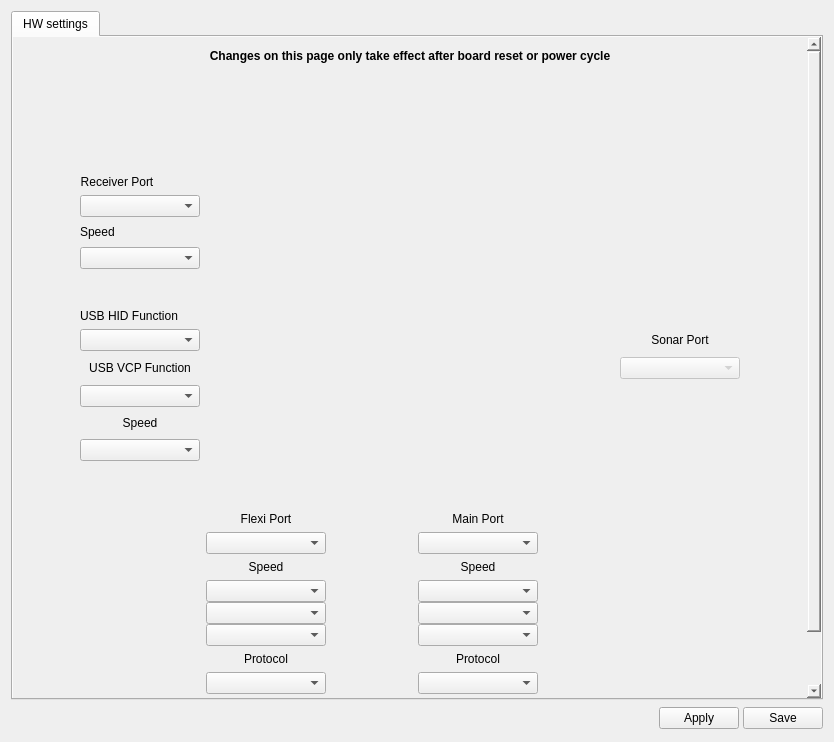
This is ground/openpilotgcs/src/plugins/config/configrevohwwidget.ui in librepilot/LibrePilot as Qt 5 draws it before an edit. The edited form follows.
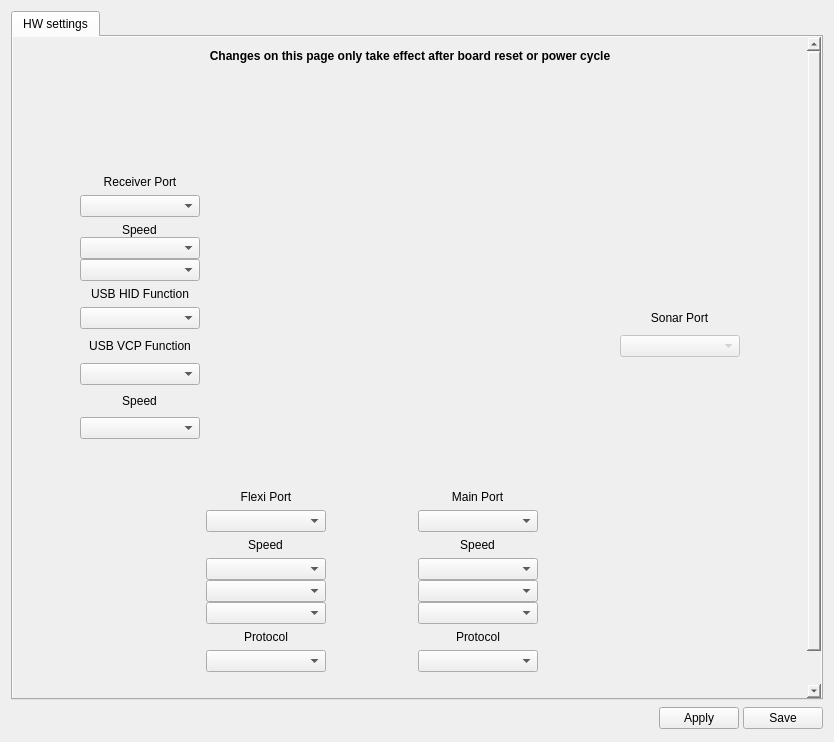
This is the edited form. Icons and pictures are not drawn.

Commit message:
REVONANO: Added limit for ComBridge on Nano receiver port.
Fixed Revo Hw config page to handle ComBridge on Receiver port
correctly.
Changed some alignments in GUI.

The edit to the form file:
```diff
--- a/ground/openpilotgcs/src/plugins/config/configrevohwwidget.ui
+++ b/ground/openpilotgcs/src/plugins/config/configrevohwwidget.ui
@@ -121,9 +121,9 @@
           <property name="geometry">
            <rect>
             <x>0</x>
-            <y>-87</y>
-            <width>789</width>
-            <height>847</height>
+            <y>-148</y>
+            <width>796</width>
+            <height>804</height>
            </rect>
           </property>
           <layout class="QGridLayout" name="gridLayout_3">
@@ -232,130 +232,8 @@
             </spacer>
            </item>
            <item row="2" column="2">
-            <layout class="QGridLayout" name="gridLayout" rowstretch="0,0,0,0,0,0,0,0,0,0,0,0,0,0,0,0,0,0,0,0,0,0,0,0,0,0">
-             <item row="22" column="1">
-              <widget class="QLabel" name="lbFlexiGPSProtocol">
-               <property name="text">
-                <string>Protocol</string>
-               </property>
-               <property name="textFormat">
-                <enum>Qt::PlainText</enum>
-               </property>
-               <property name="alignment">
-                <set>Qt::AlignCenter</set>
-               </property>
-              </widget>
-             </item>
-             <item row="24" column="3">
-              <widget class="QComboBox" name="cbMainGPSProtocol"/>
-             </item>
-             <item row="24" column="1">
-              <widget class="QComboBox" name="cbFlexiGPSProtocol"/>
-             </item>
-             <item row="25" column="2">
-              <spacer name="horizontalSpacer_10">
-               <property name="orientation">
-                <enum>Qt::Horizontal</enum>
-               </property>
-               <property name="sizeHint" stdset="0">
-                <size>
-                 <width>80</width>
-                 <height>10</height>
-                </size>
-               </property>
-              </spacer>
-             </item>
-             <item row="20" column="3">
-              <widget class="QLabel" name="lblMainSpeed">
-               <property name="text">
-                <string>Speed</string>
-               </property>
-               <property name="alignment">
-                <set>Qt::AlignBottom|Qt::AlignHCenter</set>
-               </property>
-              </widget>
-             </item>
-             <item row="14" column="5">
-              <spacer name="verticalSpacer_7">
-               <property name="orientation">
-                <enum>Qt::Vertical</enum>
-               </property>
-               <property name="sizeType">
-                <enum>QSizePolicy::Fixed</enum>
-               </property>
-               <property name="sizeHint" stdset="0">
-                <size>
-                 <width>20</width>
-                 <height>20</height>
-                </size>
-               </property>
-              </spacer>
-             </item>
-             <item row="17" column="5">
-              <spacer name="verticalSpacer_9">
-               <property name="orientation">
-                <enum>Qt::Vertical</enum>
-               </property>
-               <property name="sizeType">
-                <enum>QSizePolicy::Fixed</enum>
-               </property>
-               <property name="sizeHint" stdset="0">
-                <size>
-                 <width>20</width>
-                 <height>13</height>
-                </size>
-               </property>
-              </spacer>
-             </item>
-             <item row="15" column="5">
-              <spacer name="verticalSpacer_5">
-               <property name="orientation">
-                <enum>Qt::Vertical</enum>
-               </property>
-               <property name="sizeType">
-                <enum>QSizePolicy::Fixed</enum>
-               </property>
-               <property name="sizeHint" stdset="0">
-                <size>
-                 <width>20</width>
-                 <height>13</height>
-                </size>
-               </property>
-              </spacer>
-             </item>
-             <item row="25" column="3">
-              <spacer name="horizontalSpacer_9">
-               <property name="orientation">
-                <enum>Qt::Horizontal</enum>
-               </property>
-               <property name="sizeType">
-                <enum>QSizePolicy::Minimum</enum>
-               </property>
-               <property name="sizeHint" stdset="0">
-                <size>
-                 <width>120</width>
-                 <height>10</height>
-                </size>
-               </property>
-              </spacer>
-             </item>
-             <item row="13" column="5">
-              <spacer name="verticalSpacer_8">
-               <property name="orientation">
-                <enum>Qt::Vertical</enum>
-               </property>
-               <property name="sizeType">
-                <enum>QSizePolicy::Fixed</enum>
-               </property>
-               <property name="sizeHint" stdset="0">
-                <size>
-                 <width>20</width>
-                 <height>13</height>
-                </size>
-               </property>
-              </spacer>
-             </item>
-             <item row="21" column="3">
+            <layout class="QGridLayout" name="gridLayout" rowstretch="0,0,0,0,0,0,0,0,0,0,0,0,0,0,0,0,0,0,0">
+             <item row="15" column="3">
               <layout class="QVBoxLayout" name="verticalLayout_6">
                <property name="spacing">
                 <number>0</number>
@@ -375,10 +253,10 @@
                </item>
               </layout>
              </item>
-             <item row="3" column="0">
+             <item row="2" column="0">
               <widget class="QComboBox" name="cbRcvr"/>
              </item>
-             <item row="1" column="0">
+             <item row="0" column="0">
               <spacer name="verticalSpacer_4">
                <property name="orientation">
                 <enum>Qt::Vertical</enum>
@@ -394,7 +272,65 @@
                </property>
               </spacer>
              </item>
-             <item row="18" column="0">
+             <item row="14" column="3" alignment="Qt::AlignHCenter">
+              <widget class="QLabel" name="lblMainSpeed">
+               <property name="text">
+                <string>Speed</string>
+               </property>
+               <property name="alignment">
+                <set>Qt::AlignBottom|Qt::AlignHCenter</set>
+               </property>
+              </widget>
+             </item>
+             <item row="8" column="5">
+              <spacer name="verticalSpacer_7">
+               <property name="orientation">
+                <enum>Qt::Vertical</enum>
+               </property>
+               <property name="sizeType">
+                <enum>QSizePolicy::Fixed</enum>
+               </property>
+               <property name="sizeHint" stdset="0">
+                <size>
+                 <width>20</width>
+                 <height>20</height>
+                </size>
+               </property>
+              </spacer>
+             </item>
+             <item row="11" column="5">
+              <spacer name="verticalSpacer_9">
+               <property name="orientation">
+                <enum>Qt::Vertical</enum>
+               </property>
+               <property name="sizeType">
+                <enum>QSizePolicy::Fixed</enum>
+               </property>
+               <property name="sizeHint" stdset="0">
+                <size>
+                 <width>20</width>
+                 <height>13</height>
+                </size>
+               </property>
+              </spacer>
+             </item>
+             <item row="17" column="1">
+              <widget class="QComboBox" name="cbFlexiGPSProtocol"/>
+             </item>
+             <item row="18" column="2">
+              <spacer name="horizontalSpacer_10">
+               <property name="orientation">
+                <enum>Qt::Horizontal</enum>
+               </property>
+               <property name="sizeHint" stdset="0">
+                <size>
+                 <width>80</width>
+                 <height>10</height>
+                </size>
+               </property>
+              </spacer>
+             </item>
+             <item row="12" column="0">
               <spacer name="horizontalSpacer_3">
                <property name="orientation">
                 <enum>Qt::Horizontal</enum>
@@ -410,7 +346,7 @@
                </property>
               </spacer>
              </item>
-             <item row="2" column="0">
+             <item row="1" column="0" alignment="Qt::AlignHCenter">
               <widget class="QLabel" name="label_7">
                <property name="sizePolicy">
                 <sizepolicy hsizetype="Fixed" vsizetype="Fixed">
@@ -426,7 +362,10 @@
                </property>
               </widget>
              </item>
-             <item row="11" column="5">
+             <item row="13" column="3">
+              <widget class="QComboBox" name="cbMain"/>
+             </item>
+             <item row="5" column="5" alignment="Qt::AlignHCenter">
               <widget class="QLabel" name="label_9">
                <property name="sizePolicy">
                 <sizepolicy hsizetype="Preferred" vsizetype="Fixed">
@@ -442,7 +381,7 @@
                </property>
               </widget>
              </item>
-             <item row="20" column="1">
+             <item row="14" column="1" alignment="Qt::AlignHCenter">
               <widget class="QLabel" name="lblFlexiSpeed">
                <property name="text">
                 <string>Speed</string>
@@ -452,33 +391,97 @@
                </property>
               </widget>
              </item>
-             <item row="18" column="5">
-              <spacer name="horizontalSpacer_6">
-               <property name="orientation">
-                <enum>Qt::Horizontal</enum>
-               </property>
-               <property name="sizeType">
-                <enum>QSizePolicy::Minimum</enum>
-               </property>
-               <property name="sizeHint" stdset="0">
-                <size>
-                 <width>120</width>
-                 <height>10</height>
-                </size>
-               </property>
-              </spacer>
-             </item>
-             <item row="19" column="3">
-              <widget class="QComboBox" name="cbMain"/>
-             </item>
              <item row="12" column="5">
+              <spacer name="horizontalSpacer_6">
+               <property name="orientation">
+                <enum>Qt::Horizontal</enum>
+               </property>
+               <property name="sizeType">
+                <enum>QSizePolicy::Minimum</enum>
+               </property>
+               <property name="sizeHint" stdset="0">
+                <size>
+                 <width>120</width>
+                 <height>10</height>
+                </size>
+               </property>
+              </spacer>
+             </item>
+             <item row="13" column="1">
+              <widget class="QComboBox" name="cbFlexi"/>
+             </item>
+             <item row="6" column="5">
               <widget class="QComboBox" name="cbSonar">
                <property name="enabled">
                 <bool>false</bool>
                </property>
               </widget>
              </item>
-             <item row="25" column="4">
+             <item row="16" column="1" alignment="Qt::AlignHCenter">
+              <widget class="QLabel" name="lbFlexiGPSProtocol">
+               <property name="text">
+                <string>Protocol</string>
+               </property>
+               <property name="textFormat">
+                <enum>Qt::PlainText</enum>
+               </property>
+               <property name="alignment">
+                <set>Qt::AlignCenter</set>
+               </property>
+              </widget>
+             </item>
+             <item row="17" column="3">
+              <widget class="QComboBox" name="cbMainGPSProtocol"/>
+             </item>
+             <item row="9" column="5">
+              <spacer name="verticalSpacer_5">
+               <property name="orientation">
+                <enum>Qt::Vertical</enum>
+               </property>
+               <property name="sizeType">
+                <enum>QSizePolicy::Fixed</enum>
+               </property>
+               <property name="sizeHint" stdset="0">
+                <size>
+                 <width>20</width>
+                 <height>13</height>
+                </size>
+               </property>
+              </spacer>
+             </item>
+             <item row="18" column="3">
+              <spacer name="horizontalSpacer_9">
+               <property name="orientation">
+                <enum>Qt::Horizontal</enum>
+               </property>
+               <property name="sizeType">
+                <enum>QSizePolicy::Minimum</enum>
+               </property>
+               <property name="sizeHint" stdset="0">
+                <size>
+                 <width>120</width>
+                 <height>10</height>
+                </size>
+               </property>
+              </spacer>
+             </item>
+             <item row="7" column="5">
+              <spacer name="verticalSpacer_8">
+               <property name="orientation">
+                <enum>Qt::Vertical</enum>
+               </property>
+               <property name="sizeType">
+                <enum>QSizePolicy::Fixed</enum>
+               </property>
+               <property name="sizeHint" stdset="0">
+                <size>
+                 <width>20</width>
+                 <height>13</height>
+                </size>
+               </property>
+              </spacer>
+             </item>
+             <item row="18" column="4">
               <spacer name="horizontalSpacer_8">
                <property name="orientation">
                 <enum>Qt::Horizontal</enum>
@@ -494,7 +497,7 @@
                </property>
               </spacer>
              </item>
-             <item row="16" column="5">
+             <item row="10" column="5">
               <spacer name="verticalSpacer_6">
                <property name="orientation">
                 <enum>Qt::Vertical</enum>
@@ -510,7 +513,7 @@
                </property>
               </spacer>
              </item>
-             <item row="18" column="3">
+             <item row="12" column="3" alignment="Qt::AlignHCenter">
               <widget class="QLabel" name="label_3">
                <property name="text">
                 <string>Main Port</string>
@@ -520,10 +523,7 @@
                </property>
               </widget>
              </item>
-             <item row="19" column="1">
-              <widget class="QComboBox" name="cbFlexi"/>
-             </item>
-             <item row="18" column="1">
+             <item row="12" column="1" alignment="Qt::AlignHCenter">
               <widget class="QLabel" name="label_5">
                <property name="text">
                 <string>Flexi Port</string>
@@ -533,7 +533,7 @@
                </property>
               </widget>
              </item>
-             <item row="1" column="1" rowspan="17" colspan="4" alignment="Qt::AlignHCenter|Qt::AlignVCenter">
+             <item row="0" column="1" rowspan="12" colspan="4" alignment="Qt::AlignHCenter|Qt::AlignVCenter">
               <widget class="QLabel" name="label_2">
                <property name="sizePolicy">
                 <sizepolicy hsizetype="Fixed" vsizetype="Fixed">
@@ -564,7 +564,7 @@
                </property>
               </widget>
              </item>
-             <item row="21" column="1">
+             <item row="15" column="1">
               <layout class="QVBoxLayout" name="verticalLayout_5">
                <property name="spacing">
                 <number>0</number>
@@ -584,7 +584,7 @@
                </item>
               </layout>
              </item>
-             <item row="25" column="1">
+             <item row="18" column="1">
               <spacer name="horizontalSpacer_7">
                <property name="orientation">
                 <enum>Qt::Horizontal</enum>
@@ -600,7 +600,7 @@
                </property>
               </spacer>
              </item>
-             <item row="22" column="3">
+             <item row="16" column="3" alignment="Qt::AlignHCenter">
               <widget class="QLabel" name="lbMainGPSProtocol">
                <property name="text">
                 <string>Protocol</string>
@@ -610,7 +610,7 @@
                </property>
               </widget>
              </item>
-             <item row="18" column="4">
+             <item row="12" column="4">
               <spacer name="horizontalSpacer_2">
                <property name="orientation">
                 <enum>Qt::Horizontal</enum>
@@ -626,11 +626,14 @@
                </property>
               </spacer>
              </item>
-             <item row="4" column="0">
+             <item row="3" column="0">
               <layout class="QHBoxLayout" name="horizontalLayout_4">
                <item>
                 <layout class="QVBoxLayout" name="verticalLayout_4">
-                 <item>
+                 <property name="spacing">
+                  <number>0</number>
+                 </property>
+                 <item alignment="Qt::AlignHCenter">
                   <widget class="QLabel" name="lblRcvrSpeed">
                    <property name="sizePolicy">
                     <sizepolicy hsizetype="Preferred" vsizetype="Fixed">
@@ -649,50 +652,43 @@
                  <item>
                   <widget class="QComboBox" name="cbRcvrTelemSpeed"/>
                  </item>
+                 <item>
+                  <widget class="QComboBox" name="cbRcvrComSpeed"/>
+                 </item>
                 </layout>
                </item>
-               <item>
-                <spacer name="verticalSpacer_11">
-                 <property name="orientation">
-                  <enum>Qt::Vertical</enum>
-                 </property>
-                 <property name="sizeHint" stdset="0">
-                  <size>
-                   <width>0</width>
-                   <height>50</height>
-                  </size>
-                 </property>
-                </spacer>
-               </item>
               </layout>
              </item>
-             <item row="15" column="0">
+             <item row="9" column="0">
               <widget class="QComboBox" name="cbUSBVCPSpeed">
                <property name="enabled">
                 <bool>true</bool>
                </property>
               </widget>
              </item>
-             <item row="14" column="0">
-              <widget class="QLabel" name="lblUSBVCPSpeed">
-               <property name="sizePolicy">
-                <sizepolicy hsizetype="Preferred" vsizetype="Fixed">
-                 <horstretch>0</horstretch>
-                 <verstretch>0</verstretch>
-                </sizepolicy>
-               </property>
-               <property name="text">
-                <string>Speed</string>
-               </property>
-               <property name="alignment">
-                <set>Qt::AlignBottom|Qt::AlignHCenter</set>
-               </property>
-              </widget>
-             </item>
-             <item row="13" column="0">
+             <item row="7" column="0">
               <widget class="QComboBox" name="cbUSBVCPFunction"/>
              </item>
-             <item row="12" column="0">
+             <item row="8" column="0" alignment="Qt::AlignHCenter">
+              <widget class="QLabel" name="lblUSBVCPSpeed">
+               <property name="sizePolicy">
+                <sizepolicy hsizetype="Preferred" vsizetype="Fixed">
+                 <horstretch>0</horstretch>
+                 <verstretch>0</verstretch>
+                </sizepolicy>
+               </property>
+               <property name="text">
+                <string>Speed</string>
+               </property>
+               <property name="alignment">
+                <set>Qt::AlignBottom|Qt::AlignHCenter</set>
+               </property>
+              </widget>
+             </item>
+             <item row="5" column="0">
+              <widget class="QComboBox" name="cbUSBHIDFunction"/>
+             </item>
+             <item row="6" column="0" alignment="Qt::AlignHCenter">
               <widget class="QLabel" name="label_8">
                <property name="sizePolicy">
                 <sizepolicy hsizetype="Preferred" vsizetype="Fixed">
@@ -708,10 +704,7 @@
                </property>
               </widget>
              </item>
-             <item row="11" column="0">
-              <widget class="QComboBox" name="cbUSBHIDFunction"/>
-             </item>
-             <item row="10" column="0">
+             <item row="4" column="0" alignment="Qt::AlignHCenter">
               <widget class="QLabel" name="label_4">
                <property name="sizePolicy">
                 <sizepolicy hsizetype="Fixed" vsizetype="Fixed">
```
The commit also changes 2 other files.
